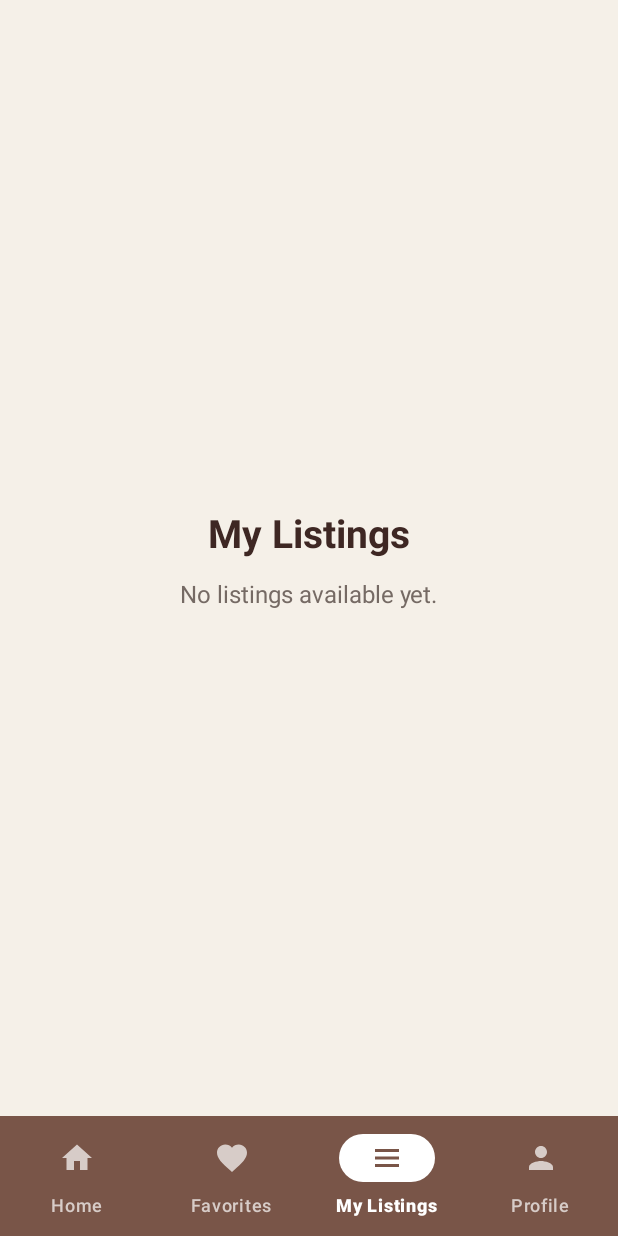
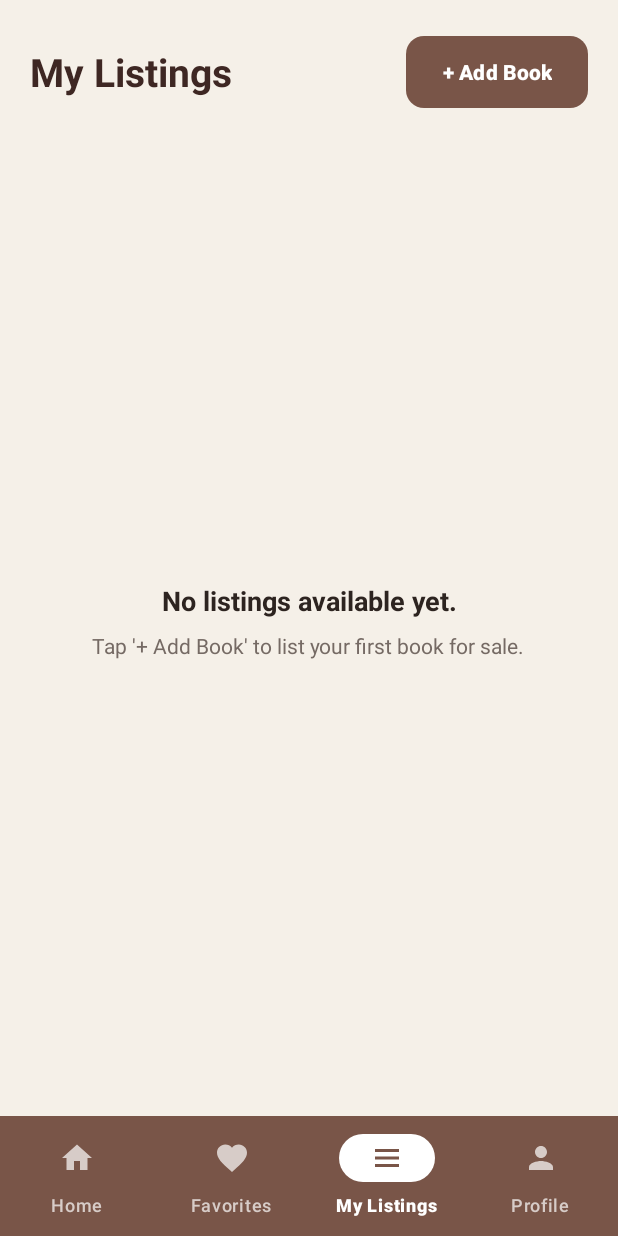
Before and after one commit to alaa-ayman-14/Mobile-Computing-Project, an Android app: the MyListingsActivity screen opened directly, with no data from a screen before it, on a phone screen of 412 x 824 dp. Run offline under Robolectric (Android 15) with nearby library versions, the phone set to English and light mode, and no system bars.

Commit message:
put add option to users listings

```diff
--- a/app/src/main/res/layout/activity_my_listings.xml
+++ b/app/src/main/res/layout/activity_my_listings.xml
@@ -4,36 +4,89 @@
     android:id="@+id/myListingsRoot"
     android:layout_width="match_parent"
     android:layout_height="match_parent"
-    android:orientation="vertical"
-    android:background="@color/background">
+    android:background="@color/background"
+    android:orientation="vertical">
 
+    <!-- Top Header Row: Title + Add Book Button -->
     <LinearLayout
         android:layout_width="match_parent"
-        android:layout_height="0dp"
-        android:layout_weight="1"
-        android:orientation="vertical"
-        android:gravity="center"
-        android:padding="24dp">
+        android:layout_height="wrap_content"
+        android:gravity="center_vertical"
+        android:orientation="horizontal"
+        android:paddingHorizontal="20dp"
+        android:paddingTop="24dp"
+        android:paddingBottom="12dp">
 
         <TextView
             android:id="@+id/tvListingsTitle"
-            android:layout_width="wrap_content"
+            android:layout_width="0dp"
             android:layout_height="wrap_content"
+            android:layout_weight="1"
             android:text="My Listings"
             android:textColor="@color/primary_dark"
             android:textSize="26sp"
+            android:textStyle="bold" />
+
+        <com.google.android.material.button.MaterialButton
+            android:id="@+id/btnAddBook"
+            android:layout_width="wrap_content"
+            android:layout_height="48dp"
+            android:insetTop="0dp"
+            android:insetBottom="0dp"
+            android:text="+ Add Book"
+            android:textAllCaps="false"
+            android:textColor="@color/on_primary"
+            android:textSize="14sp"
             android:textStyle="bold"
-            android:gravity="center" />
-
-        <TextView
-            android:layout_width="wrap_content"
-            android:layout_height="wrap_content"
-            android:layout_marginTop="12dp"
-            android:text="No listings available yet."
-            android:textColor="@color/text_secondary"
-            android:textSize="16sp" />
+            app:backgroundTint="@color/primary"
+            app:cornerRadius="12dp" />
 
     </LinearLayout>
+
+    <!-- Main Content Area (RecyclerView + Empty State) -->
+    <FrameLayout
+        android:layout_width="match_parent"
+        android:layout_height="0dp"
+        android:layout_weight="1">
+
+        <androidx.recyclerview.widget.RecyclerView
+            android:id="@+id/rvMyListings"
+            android:layout_width="match_parent"
+            android:layout_height="match_parent"
+            android:clipToPadding="false"
+            android:paddingBottom="16dp"
+            android:visibility="gone" />
+
+        <LinearLayout
+            android:id="@+id/emptyListingsLayout"
+            android:layout_width="match_parent"
+            android:layout_height="match_parent"
+            android:gravity="center"
+            android:orientation="vertical"
+            android:padding="28dp">
+
+            <TextView
+                android:id="@+id/tvEmptyListingsTitle"
+                android:layout_width="wrap_content"
+                android:layout_height="wrap_content"
+                android:gravity="center"
+                android:text="No listings available yet."
+                android:textColor="@color/text_primary"
+                android:textSize="18sp"
+                android:textStyle="bold" />
+
+            <TextView
+                android:layout_width="wrap_content"
+                android:layout_height="wrap_content"
+                android:layout_marginTop="8dp"
+                android:gravity="center"
+                android:text="Tap '+ Add Book' to list your first book for sale."
+                android:textColor="@color/text_secondary"
+                android:textSize="14sp" />
+
+        </LinearLayout>
+
+    </FrameLayout>
 
     <include layout="@layout/layout_bottom_nav" />
 
```
Also changed, not shown: app/src/main/res/layout/item_my_listing_book.xml (added, +202 -0 lines).
